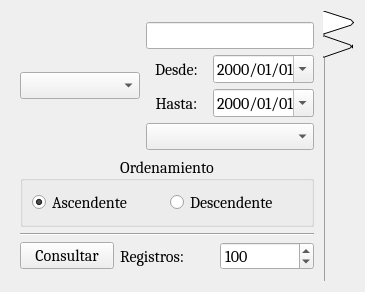
Qt form SapVisual/Busqueda/busquedamaestra.ui (gato0429/SAP) before a commit.
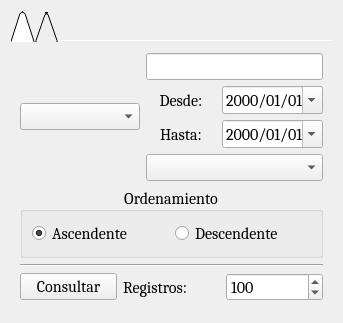
The same form after that commit. Icons and pictures are not drawn.

```diff
--- a/SapVisual/Busqueda/busquedamaestra.ui
+++ b/SapVisual/Busqueda/busquedamaestra.ui
@@ -6,8 +6,8 @@
    <rect>
     <x>0</x>
     <y>0</y>
-    <width>365</width>
-    <height>280</height>
+    <width>343</width>
+    <height>320</height>
    </rect>
   </property>
   <property name="font">
@@ -23,7 +23,7 @@
    <item row="0" column="0">
     <widget class="QTabWidget" name="tabWidget">
      <property name="tabPosition">
-      <enum>QTabWidget::East</enum>
+      <enum>QTabWidget::North</enum>
      </property>
      <property name="tabShape">
       <enum>QTabWidget::Triangular</enum>
@@ -31,9 +31,30 @@
      <property name="currentIndex">
       <number>0</number>
      </property>
+     <property name="iconSize">
+      <size>
+       <width>32</width>
+       <height>32</height>
+      </size>
+     </property>
+     <property name="elideMode">
+      <enum>Qt::ElideNone</enum>
+     </property>
+     <property name="usesScrollButtons">
+      <bool>true</bool>
+     </property>
      <property name="documentMode">
       <bool>true</bool>
      </property>
+     <property name="tabsClosable">
+      <bool>false</bool>
+     </property>
+     <property name="movable">
+      <bool>false</bool>
+     </property>
+     <property name="tabBarAutoHide">
+      <bool>true</bool>
+     </property>
      <widget class="QWidget" name="tab_3">
       <attribute name="icon">
        <iconset resource="../Recursos.qrc">
```
Left out of the diff: 40 changed lines with no effect on the pictures.
